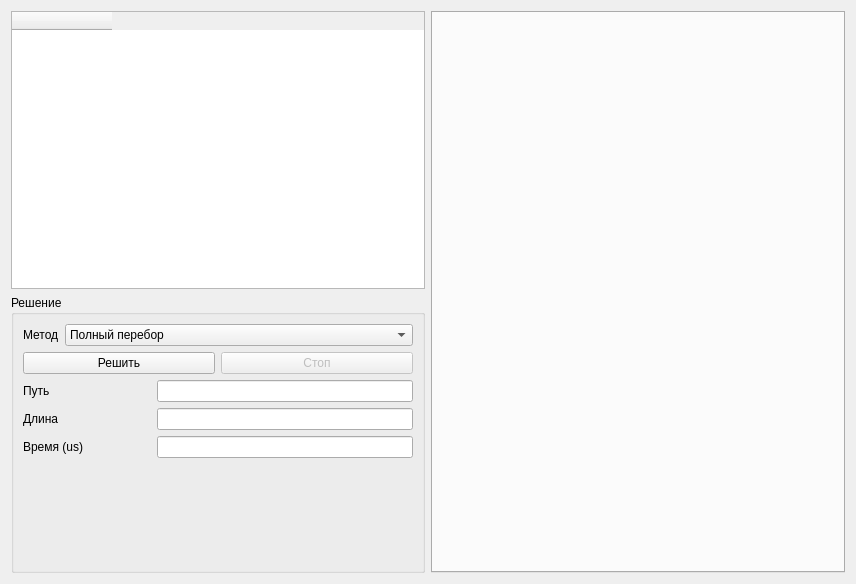
TheMadius/traveling_salesman, file forminteractivemap.ui: the form before one commit.
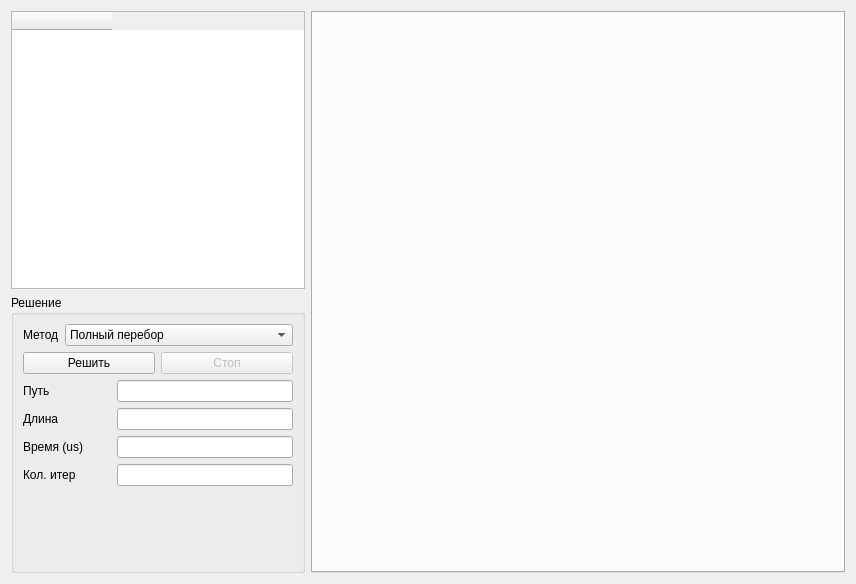
The form after the commit.

Commit message: Добавил метод динам прог

Patch:
```diff
--- a/forminteractivemap.ui
+++ b/forminteractivemap.ui
@@ -13,7 +13,7 @@
   <property name="windowTitle">
    <string>Лабораторная работа</string>
   </property>
-  <layout class="QHBoxLayout" name="horizontalLayout">
+  <layout class="QHBoxLayout" name="horizontalLayout" stretch="1,2000">
    <item>
     <layout class="QVBoxLayout" name="verticalLayout" stretch="2,2">
      <item>
@@ -147,6 +147,24 @@
           </item>
          </layout>
         </item>
+        <item>
+         <layout class="QHBoxLayout" name="horizontalLayout_8" stretch="1,2">
+          <item>
+           <widget class="QLabel" name="label_6">
+            <property name="text">
+             <string>Кол. итер</string>
+            </property>
+           </widget>
+          </item>
+          <item>
+           <widget class="QLineEdit" name="lineEdit_5">
+            <property name="readOnly">
+             <bool>true</bool>
+            </property>
+           </widget>
+          </item>
+         </layout>
+        </item>
         <item>
          <spacer name="verticalSpacer">
           <property name="orientation">
```
The commit also changes 1 other file.
